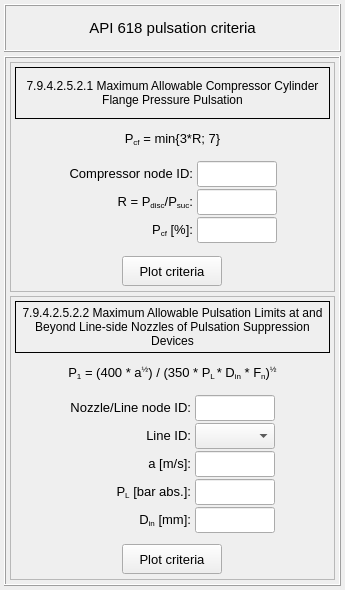
Above: pulse/interface/data/ui_files/criterias/pulsation_criteria_widget.ui from open-pulse/OpenPulse before the change. Below: the same form after it.
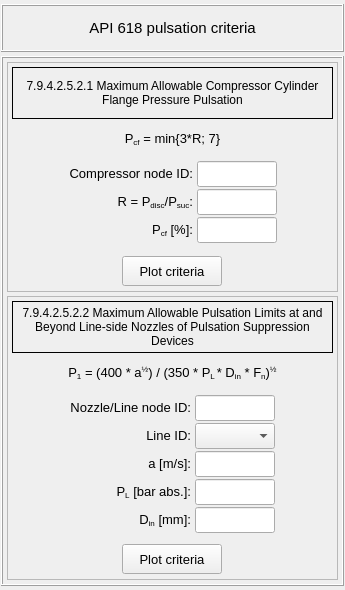
That is the form after the change.

The edit to the form file:
```diff
--- a/pulse/interface/data/ui_files/criterias/pulsation_criteria_widget.ui
+++ b/pulse/interface/data/ui_files/criterias/pulsation_criteria_widget.ui
@@ -15,13 +15,13 @@
   </property>
   <layout class="QGridLayout" name="gridLayout">
    <property name="leftMargin">
-    <number>4</number>
+    <number>1</number>
    </property>
    <property name="topMargin">
     <number>4</number>
    </property>
    <property name="rightMargin">
-    <number>4</number>
+    <number>1</number>
    </property>
    <property name="bottomMargin">
     <number>4</number>
```
